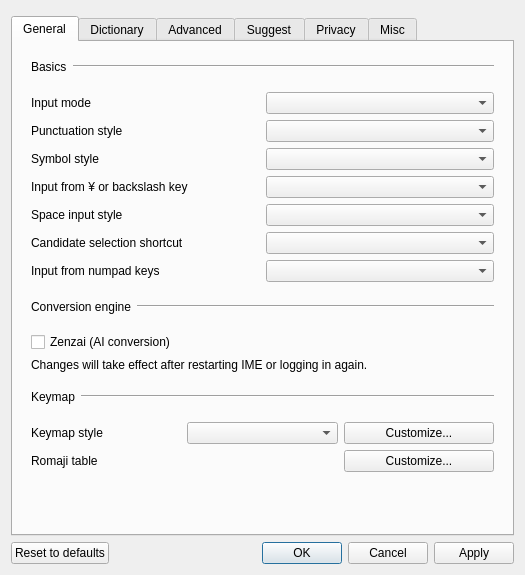
This is src/gui/config_dialog/config_dialog.ui in unok/mozc as Qt 5 draws it before an edit. The edited form follows.
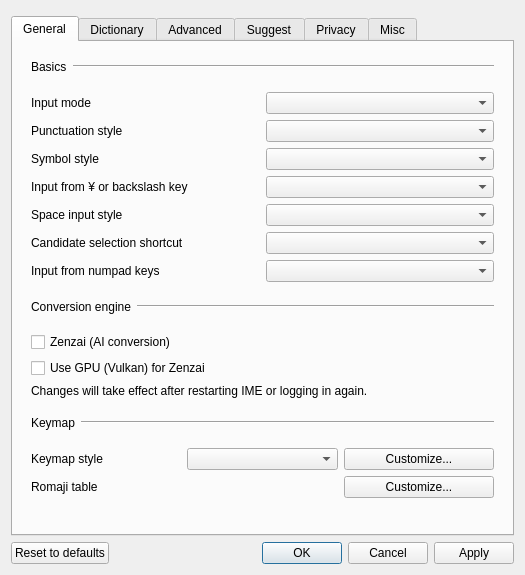
This is the edited form. Custom widgets are drawn as their Qt base class.

Commit message:
feat: add opt-in GPU (Vulkan) switch for Zenzai (ZenzaiUseGpu)
HKCU\Software\Mozc\ZenzaiUseGpu (REG_DWORD): only an explicit 1 enables
GPU inference; missing value, read failure, wrong type or 0 keep the
current CPU behavior. Wire it through AzooKeyConfig and an optional
SetZenzaiUseGpu FFI setter (skipped when the DLL lacks the symbol), and
add a "Use GPU (Vulkan) for Zenzai" checkbox to the config dialog next
to the Zenzai toggle.

Claude-Session: https://claude.ai/code/session_01Y23ZRv1Y4RZww4pJ59i8tc

Diff of the .ui file:
```diff
--- a/src/gui/config_dialog/config_dialog.ui
+++ b/src/gui/config_dialog/config_dialog.ui
@@ -263,6 +263,13 @@
                  </property>
                 </widget>
                </item>
+               <item>
+                <widget class="QCheckBox" name="zenzaiUseGpuCheckBox">
+                 <property name="text">
+                  <string>Use GPU (Vulkan) for Zenzai</string>
+                 </property>
+                </widget>
+               </item>
                <item>
                 <widget class="QLabel" name="zenzaiEnabledMessage">
                  <property name="text">
```
The commit also changes 6 other files.
